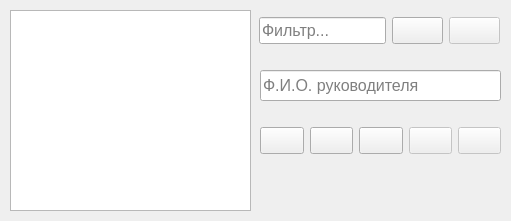
First picture: the form in ui/boses_catalog.ui, repository alex-klev/Task_Log_WinForm, before the edit.
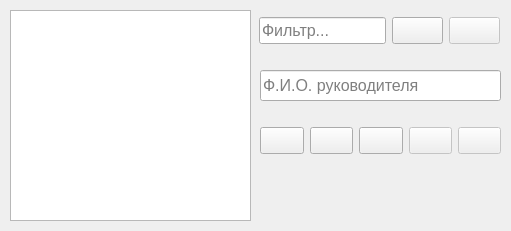
Second picture: the form after the edit. Icons and pictures are not drawn.

What changed in the file:
```diff
--- a/ui/boses_catalog.ui
+++ b/ui/boses_catalog.ui
@@ -7,19 +7,19 @@
     <x>0</x>
     <y>0</y>
     <width>511</width>
-    <height>221</height>
+    <height>231</height>
    </rect>
   </property>
   <property name="minimumSize">
    <size>
     <width>511</width>
-    <height>221</height>
+    <height>231</height>
    </size>
   </property>
   <property name="maximumSize">
    <size>
     <width>511</width>
-    <height>221</height>
+    <height>231</height>
    </size>
   </property>
   <property name="font">
@@ -37,9 +37,12 @@
       <x>10</x>
       <y>10</y>
       <width>241</width>
-      <height>201</height>
+      <height>211</height>
      </rect>
     </property>
+    <property name="alternatingRowColors">
+     <bool>true</bool>
+    </property>
     <property name="selectionMode">
      <enum>QAbstractItemView::SingleSelection</enum>
     </property>
```
Left out of the diff: 18 changed lines with no effect on the pictures.
